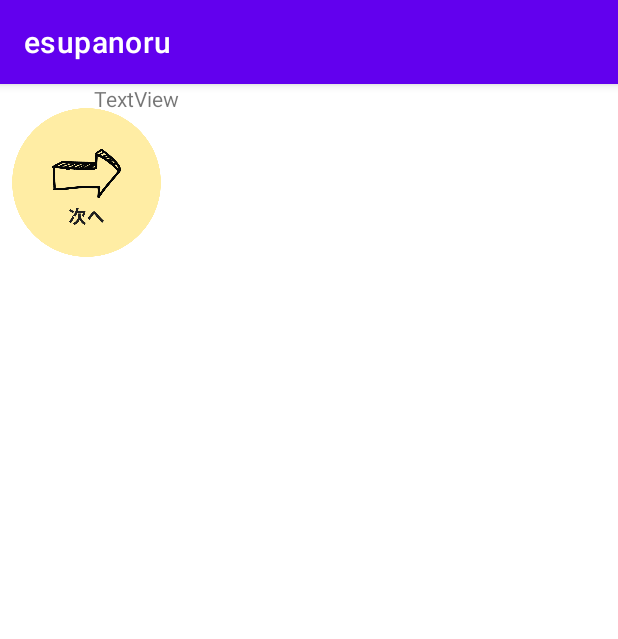
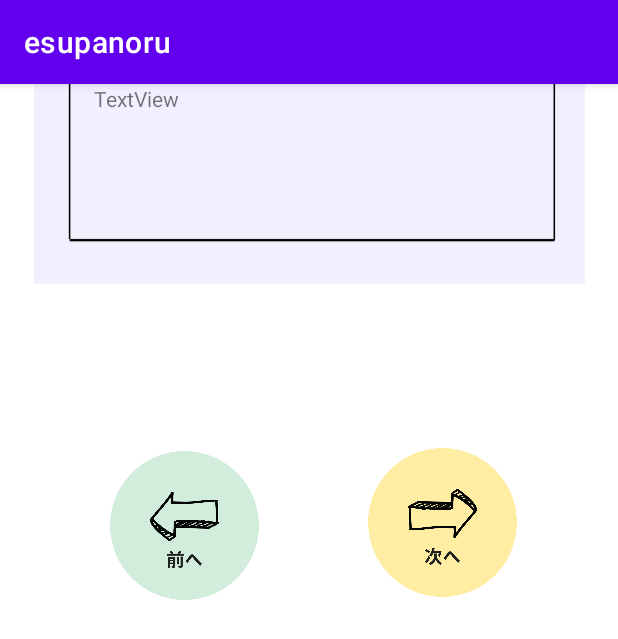
Before and after one commit to MontoyaYai/esupanoru, an Android app: the Practice screen opened directly, with no data from a screen before it, on a phone screen of 412 x 824 dp. Shown: the top 639 px of the screen. Run offline under Robolectric (Android 15) with nearby library versions, the light colour scheme and no system bars.

Commit message:
practice layout

```diff
--- a/app/src/main/java/com/example/esupanoru/course.java
+++ b/app/src/main/java/com/example/esupanoru/course.java
@@ -2,7 +2,10 @@ package com.example.esupanoru;
 
 import androidx.appcompat.app.AppCompatActivity;
 
+import android.content.Intent;
+import android.media.Image;
 import android.os.Bundle;
+import android.view.View;
 
 public class course extends AppCompatActivity {
 
@@ -10,5 +13,17 @@ public class course extends AppCompatActivity {
     protected void onCreate(Bundle savedInstanceState) {
         super.onCreate(savedInstanceState);
         setContentView(R.layout.activity_course);
+
+        View practiceImage = findViewById(R.id.practice);
+        View testImage= findViewById(R.id.test);
+
+        practiceImage.setOnClickListener(new View.OnClickListener() {
+            @Override
+            public void onClick(View v) {
+                Intent practiceIntent= new Intent(getApplicationContext(),Practice.class);
+                startActivity(practiceIntent);
+
+            }
+        });
     }
 }
--- a/app/src/main/res/layout/activity_course.xml
+++ b/app/src/main/res/layout/activity_course.xml
@@ -7,7 +7,7 @@
     tools:context=".course">
 
     <ImageView
-        android:id="@+id/imageView4"
+        android:id="@+id/practice"
         android:layout_width="247dp"
         android:layout_height="249dp"
         android:layout_marginStart="82dp"
@@ -19,7 +19,7 @@
         app:srcCompat="@drawable/renshuu" />
 
     <ImageView
-        android:id="@+id/imageView5"
+        android:id="@+id/test"
         android:layout_width="251dp"
         android:layout_height="241dp"
         android:layout_marginStart="78dp"
@@ -29,6 +29,6 @@
         app:layout_constraintBottom_toBottomOf="parent"
         app:layout_constraintEnd_toEndOf="parent"
         app:layout_constraintStart_toStartOf="parent"
-        app:layout_constraintTop_toBottomOf="@+id/imageView4"
+        app:layout_constraintTop_toBottomOf="@+id/practice"
         app:srcCompat="@drawable/test" />
 </androidx.constraintlayout.widget.ConstraintLayout>
--- a/app/src/main/res/layout/activity_practice.xml
+++ b/app/src/main/res/layout/activity_practice.xml
@@ -11,32 +11,51 @@
         android:layout_width="367dp"
         android:layout_height="300dp"
         android:layout_marginStart="22dp"
-        android:layout_marginTop="120dp"
+        android:layout_marginTop="73dp"
         android:layout_marginEnd="22dp"
+        android:layout_marginBottom="108dp"
+        android:background="@drawable/background"
+        app:layout_constraintBottom_toTopOf="@+id/japaneseMeaning"
         app:layout_constraintEnd_toEndOf="parent"
+        app:layout_constraintHorizontal_bias="0.5"
         app:layout_constraintStart_toStartOf="parent"
         app:layout_constraintTop_toTopOf="parent">
 
+        <TextView
+            android:id="@+id/spanishMeaning"
+            android:layout_width="wrap_content"
+            android:layout_height="wrap_content"
+            android:layout_gravity="center|center_horizontal|center_vertical"
+            android:gravity="center|center_horizontal|center_vertical"
+            android:text="TextView" />
     </FrameLayout>
 
     <ImageView
-        android:id="@+id/imageView6"
+        android:id="@+id/back"
         android:layout_width="115dp"
         android:layout_height="135dp"
-        app:srcCompat="@drawable/back"
-        tools:layout_editor_absoluteX="65dp"
-        tools:layout_editor_absoluteY="568dp" />
+        android:layout_marginStart="65dp"
+        android:layout_marginTop="41dp"
+        android:layout_marginBottom="267dp"
+        app:layout_constraintBottom_toBottomOf="parent"
+        app:layout_constraintStart_toStartOf="parent"
+        app:layout_constraintTop_toBottomOf="@+id/japaneseMeaning"
+        app:srcCompat="@drawable/back" />
 
     <ImageView
-        android:id="@+id/imageView7"
+        android:id="@+id/next"
         android:layout_width="115dp"
         android:layout_height="131dp"
-        app:srcCompat="@drawable/next"
-        tools:layout_editor_absoluteX="237dp"
-        tools:layout_editor_absoluteY="568dp" />
+        android:layout_marginTop="41dp"
+        android:layout_marginEnd="59dp"
+        android:layout_marginBottom="271dp"
+        app:layout_constraintBottom_toBottomOf="parent"
+        app:layout_constraintEnd_toEndOf="parent"
+        app:layout_constraintTop_toBottomOf="@+id/japaneseMeaning"
+        app:srcCompat="@drawable/next" />
 
     <TextView
-        android:id="@+id/textView"
+        android:id="@+id/japaneseMeaning"
         android:layout_width="287dp"
         android:layout_height="46dp"
         android:text="TextView"
```
Also changed, not shown: app/src/main/res/drawable/background.png (added).
